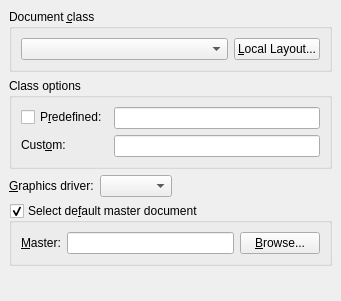
This is src/frontends/qt4/ui/LaTeXUi.ui in rpavlik/lyx-lucid-backport as Qt 5 draws it before an edit. The edited form follows.
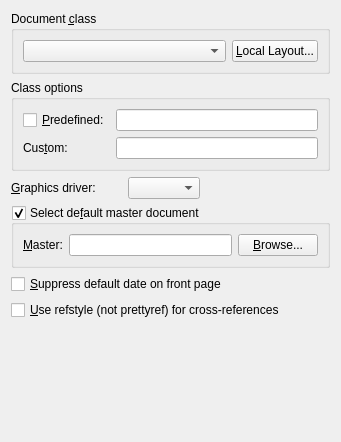
This is the edited form.

What changed in the file:
```diff
--- a/src/frontends/qt4/ui/LaTeXUi.ui
+++ b/src/frontends/qt4/ui/LaTeXUi.ui
@@ -1,49 +1,41 @@
 <ui version="4.0" >
  <class>LaTeXUi</class>
- <widget class="QWidget" name="LaTeXUi" >
-  <property name="geometry" >
+ <widget class="QWidget" name="LaTeXUi">
+  <property name="geometry">
    <rect>
     <x>0</x>
     <y>0</y>
     <width>341</width>
-    <height>301</height>
+    <height>442</height>
    </rect>
   </property>
   <property name="windowTitle" >
    <string/>
   </property>
-  <layout class="QGridLayout" >
-   <property name="margin" >
-    <number>9</number>
-   </property>
-   <property name="spacing" >
-    <number>6</number>
-   </property>
-   <item row="0" column="0" colspan="3" >
-    <widget class="QGroupBox" name="groupBox" >
-     <property name="title" >
+  <layout class="QGridLayout" name="gridLayout_2">
+   <item row="0" column="0" colspan="4">
+    <widget class="QGroupBox" name="groupBox">
+     <property name="title">
       <string>Document &amp;class</string>
      </property>
-     <layout class="QGridLayout" >
-      <property name="margin" >
+     <layout class="QGridLayout">
+      <property name="margin">
        <number>9</number>
       </property>
       <property name="spacing" >
        <number>6</number>
       </property>
-      <item row="0" column="0" >
-       <widget class="QComboBox" name="classCO" >
-        <property name="maxVisibleItems" >
+      <item row="0" column="0">
+       <widget class="QComboBox" name="classCO">
+        <property name="maxVisibleItems">
          <number>20</number>
         </property>
        </widget>
       </item>
-      <item row="0" column="1" >
-       <widget class="QPushButton" name="layoutPB" >
-        <property name="sizePolicy" >
-         <sizepolicy>
-          <hsizetype>0</hsizetype>
-          <vsizetype>0</vsizetype>
+      <item row="0" column="1">
+       <widget class="QPushButton" name="layoutPB">
+        <property name="sizePolicy">
+         <sizepolicy hsizetype="Fixed" vsizetype="Fixed">
           <horstretch>0</horstretch>
           <verstretch>0</verstretch>
          </sizepolicy>
@@ -59,67 +51,51 @@
      </layout>
     </widget>
    </item>
-   <item row="1" column="0" colspan="3" >
-    <widget class="QGroupBox" name="optionsGB" >
-     <property name="title" >
+   <item row="1" column="0" colspan="4">
+    <widget class="QGroupBox" name="optionsGB">
+     <property name="title">
       <string>Class options</string>
      </property>
-     <layout class="QGridLayout" >
-      <property name="margin" >
-       <number>9</number>
-      </property>
-      <property name="spacing" >
-       <number>6</number>
-      </property>
-      <item rowspan="2" row="0" column="1" >
-       <layout class="QVBoxLayout" >
-        <property name="margin" >
-         <number>0</number>
-        </property>
-        <property name="spacing" >
-         <number>6</number>
-        </property>
-        <item>
-         <widget class="QLineEdit" name="defaultOptionsLE" >
-          <property name="toolTip" >
-           <string>The options that are predefined in the layout file. Click to the left to select/deselect.</string>
-          </property>
-          <property name="readOnly" >
-           <bool>true</bool>
-          </property>
-         </widget>
-        </item>
-        <item>
-         <widget class="QLineEdit" name="optionsLE" />
-        </item>
-       </layout>
-      </item>
-      <item row="0" column="0" >
-       <widget class="QCheckBox" name="defaultOptionsCB" >
-        <property name="toolTip" >
+     <layout class="QGridLayout" name="gridLayout_1">
+      <item row="0" column="0">
+       <widget class="QCheckBox" name="defaultOptionsCB">
+        <property name="toolTip">
          <string>Enable to use the options that are predefined in the layout file</string>
         </property>
-        <property name="text" >
-         <string>P&amp;redefined:</string>
+        <property name="text">
+         <string>&amp;Predefined:</string>
         </property>
        </widget>
       </item>
-      <item row="1" column="0" >
-       <widget class="QLabel" name="optionsL" >
-        <property name="text" >
-         <string>Cust&amp;om:</string>
+      <item row="0" column="1">
+       <widget class="QLineEdit" name="defaultOptionsLE">
+        <property name="toolTip">
+         <string>The options that are predefined in the layout file. Click to the left to select/deselect.</string>
         </property>
-        <property name="buddy" >
+        <property name="readOnly">
+         <bool>true</bool>
+        </property>
+       </widget>
+      </item>
+      <item row="1" column="0">
+       <widget class="QLabel" name="optionsL">
+        <property name="text">
+         <string>Cus&amp;tom:</string>
+        </property>
+        <property name="buddy">
          <cstring>optionsLE</cstring>
         </property>
        </widget>
       </item>
+      <item row="1" column="1">
+       <widget class="QLineEdit" name="optionsLE"/>
+      </item>
      </layout>
     </widget>
    </item>
-   <item row="2" column="0" >
-    <widget class="QLabel" name="psdriverL" >
-     <property name="text" >
+   <item row="2" column="0">
+    <widget class="QLabel" name="psdriverL">
+     <property name="text">
       <string>&amp;Graphics driver:</string>
      </property>
      <property name="buddy" >
@@ -127,19 +103,19 @@
      </property>
     </widget>
    </item>
-   <item row="2" column="1" >
-    <widget class="QComboBox" name="psdriverCO" >
-     <property name="duplicatesEnabled" >
+   <item row="2" column="2">
+    <widget class="QComboBox" name="psdriverCO">
+     <property name="duplicatesEnabled">
       <bool>false</bool>
      </property>
     </widget>
    </item>
-   <item row="2" column="2" >
-    <spacer>
-     <property name="orientation" >
+   <item row="2" column="3">
+    <spacer name="horizontalSpacer_1">
+     <property name="orientation">
       <enum>Qt::Horizontal</enum>
      </property>
-     <property name="sizeHint" >
+     <property name="sizeHint" stdset="0">
       <size>
        <width>261</width>
        <height>22</height>
@@ -147,9 +123,9 @@
      </property>
     </spacer>
    </item>
-   <item row="3" column="0" colspan="3" >
-    <widget class="QGroupBox" name="childDocGB" >
-     <property name="toolTip" >
+   <item row="3" column="0" colspan="4">
+    <widget class="QGroupBox" name="childDocGB">
+     <property name="toolTip">
       <string>Select if the current document is included to a master file</string>
      </property>
      <property name="statusTip" >
@@ -161,16 +137,16 @@
      <property name="checkable" >
       <bool>true</bool>
      </property>
-     <layout class="QGridLayout" >
-      <property name="margin" >
+     <layout class="QGridLayout">
+      <property name="margin">
        <number>9</number>
       </property>
-      <property name="spacing" >
+      <property name="spacing">
        <number>6</number>
       </property>
-      <item row="0" column="0" >
-       <widget class="QLabel" name="childDocLA" >
-        <property name="text" >
+      <item row="0" column="0">
+       <widget class="QLabel" name="childDocLA">
+        <property name="text">
          <string>&amp;Master:</string>
         </property>
         <property name="buddy" >
@@ -178,16 +154,16 @@
         </property>
        </widget>
       </item>
-      <item row="0" column="2" >
-       <widget class="QPushButton" name="childDocPB" >
-        <property name="text" >
+      <item row="0" column="2">
+       <widget class="QPushButton" name="childDocPB">
+        <property name="text">
          <string>&amp;Browse...</string>
         </property>
        </widget>
       </item>
-      <item row="0" column="1" >
-       <widget class="QLineEdit" name="childDocLE" >
-        <property name="toolTip" >
+      <item row="0" column="1">
+       <widget class="QLineEdit" name="childDocLE">
+        <property name="toolTip">
          <string>Enter the name of the default master document</string>
         </property>
        </widget>
@@ -195,12 +171,28 @@
      </layout>
     </widget>
    </item>
-   <item row="4" column="0" >
-    <spacer>
-     <property name="orientation" >
+   <item row="4" column="0" colspan="4">
+    <widget class="QCheckBox" name="suppressDateCB">
+     <property name="enabled">
+      <bool>true</bool>
+     </property>
+     <property name="sizePolicy">
+      <sizepolicy hsizetype="Preferred" vsizetype="Fixed">
+       <horstretch>0</horstretch>
+       <verstretch>0</verstretch>
+      </sizepolicy>
+     </property>
+     <property name="text">
+      <string>&amp;Suppress default date on front page</string>
+     </property>
+    </widget>
+   </item>
+   <item row="6" column="1">
+    <spacer name="verticalSpacer">
+     <property name="orientation">
       <enum>Qt::Vertical</enum>
      </property>
-     <property name="sizeHint" >
+     <property name="sizeHint" stdset="0">
       <size>
        <width>20</width>
        <height>2</height>
@@ -208,6 +200,13 @@
      </property>
     </spacer>
    </item>
+   <item row="5" column="0" colspan="4">
+    <widget class="QCheckBox" name="refstyleCB">
+     <property name="text">
+      <string>&amp;Use refstyle (not prettyref) for cross-references</string>
+     </property>
+    </widget>
+   </item>
   </layout>
  </widget>
  <tabstops>
```
Left out of the diff: 26 changed lines with no effect on the pictures.
